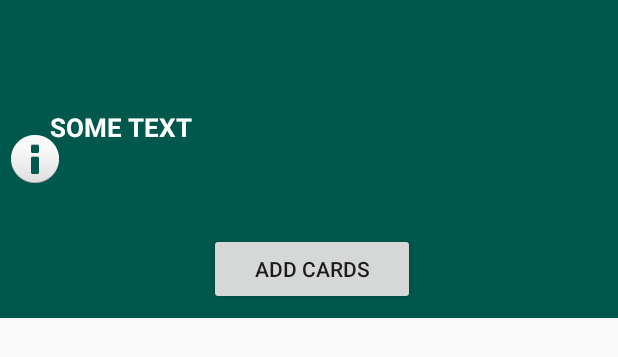
After one commit to EtgarZ/ColmanProject53, an Android app: the layout custom_notification.xml on its own in the app's theme, with its tools: preview values and no code run, on a phone screen of 412 x 824 dp. The commit adds this screen. Shown: the top 357 px of the screen. Run offline under Robolectric (Android 15) with nearby library versions, the phone set to English and light mode, and no system bars.

Commit message:
sends notification when sharing - end to end

```diff
--- /dev/null
+++ b/Client/CardReaderApp/app/src/main/res/layout/custom_notification.xml
@@ -0,0 +1,53 @@
+<?xml version="1.0" encoding="utf-8"?>
+<RelativeLayout xmlns:android="http://schemas.android.com/apk/res/android"
+    android:layout_width="match_parent"
+    android:layout_height="212dp"
+    android:background="@color/colorPrimaryDark"
+    android:orientation="horizontal"
+    >
+
+    <ImageView
+        android:id="@+id/notif_icon"
+        android:layout_width="wrap_content"
+        android:layout_height="wrap_content"
+        android:layout_centerVertical="true"
+        android:layout_alignParentLeft="true"
+        android:src="@android:drawable/ic_dialog_info"
+        android:layout_marginLeft="7dp"
+        android:layout_marginRight="9dp"/>
+
+    <TextView
+        android:id="@+id/notif_title"
+        android:layout_width="345dp"
+        android:layout_height="47dp"
+        android:layout_alignBottom="@+id/notif_icon"
+        android:layout_centerInParent="true"
+        android:layout_marginBottom="10dp"
+
+        android:paddingTop="8dp"
+        android:singleLine="false"
+        android:text="SOME TEXT"
+        android:textColor="#ffffff"
+        android:textSize="17sp"
+        android:textStyle="bold" />
+
+    <Button
+        android:id="@+id/button"
+        android:layout_width="137dp"
+        android:layout_height="wrap_content"
+        android:layout_alignBottom="@+id/notif_icon"
+        android:layout_alignParentStart="true"
+        android:layout_alignParentLeft="true"
+        android:layout_alignParentEnd="true"
+        android:layout_alignParentRight="true"
+        android:layout_marginStart="139dp"
+        android:layout_marginLeft="139dp"
+        android:layout_marginEnd="135dp"
+        android:layout_marginRight="135dp"
+        android:layout_marginBottom="-81dp"
+        android:text="Add Cards" />
+
+
+
+
+</RelativeLayout>
--- a/Client/CardReaderApp/app/src/main/res/values/strings.xml
+++ b/Client/CardReaderApp/app/src/main/res/values/strings.xml
@@ -15,4 +15,5 @@
 
     <!-- TODO: Remove or change this placeholder text -->
     <string name="hello_blank_fragment">Hello blank fragment</string>
+    <string name="default_notification_channel_id">Etga_CH_01</string>
 </resources>
```
Also changed, not shown: Client/CardReaderApp/app/src/main/AndroidManifest.xml (+13 -0 lines), Client/CardReaderApp/app/src/main/java/com/cardreaderapp/utils/FirebaseMessagingService.java (added, +84 -0 lines), Client/CardReaderApp/app/src/main/java/com/cardreaderapp/utils/NotificationAgreeListener.java (added, +71 -0 lines), 1 other file.
